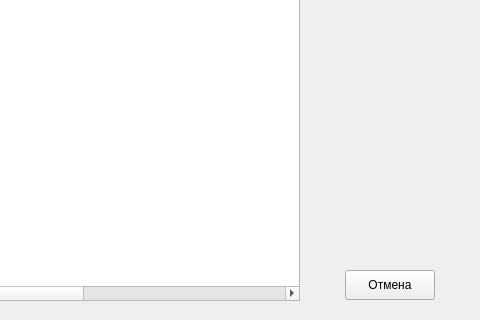
Before: the Qt Designer form BookSearch.ui in andrejmaznin/library, drawn with Qt 5; both pictures show x 220 to 700 and y 380 to 700 of the 700 by 700 pixel window.
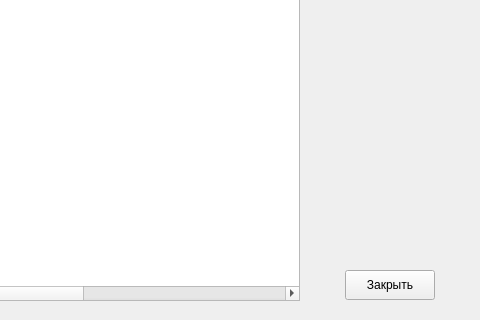
After: the same form once the commit is applied.

```diff
--- a/BookSearch.ui
+++ b/BookSearch.ui
@@ -502,7 +502,7 @@
     <cursorShape>PointingHandCursor</cursorShape>
    </property>
    <property name="text">
-    <string>Отмена</string>
+    <string>Закрыть</string>
    </property>
   </widget>
   <widget class="QCheckBox" name="ch_7">
```
